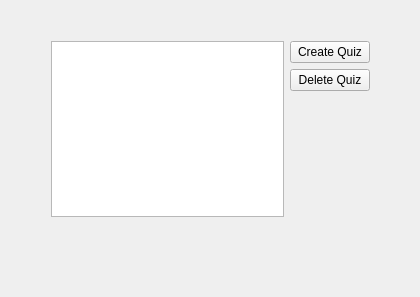
This is quizdesigner.ui in nmarie37/QuizDesigner as Qt 5 draws it before an edit. The edited form follows.
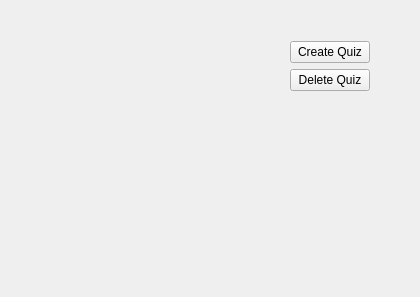
This is the edited form.

Patch:
```diff
--- a/quizdesigner.ui
+++ b/quizdesigner.ui
@@ -23,9 +23,6 @@
     </rect>
    </property>
    <layout class="QGridLayout" name="gridLayout">
-    <item row="0" column="0">
-     <widget class="QListWidget" name="quizList"/>
-    </item>
     <item row="0" column="1">
      <layout class="QVBoxLayout" name="verticalLayout">
       <item>
@@ -71,6 +68,19 @@
       </property>
      </widget>
     </item>
+    <item row="0" column="0">
+     <spacer name="horizontalSpacer">
+      <property name="orientation">
+       <enum>Qt::Horizontal</enum>
+      </property>
+      <property name="sizeHint" stdset="0">
+       <size>
+        <width>40</width>
+        <height>20</height>
+       </size>
+      </property>
+     </spacer>
+    </item>
    </layout>
   </widget>
  </widget>
```
